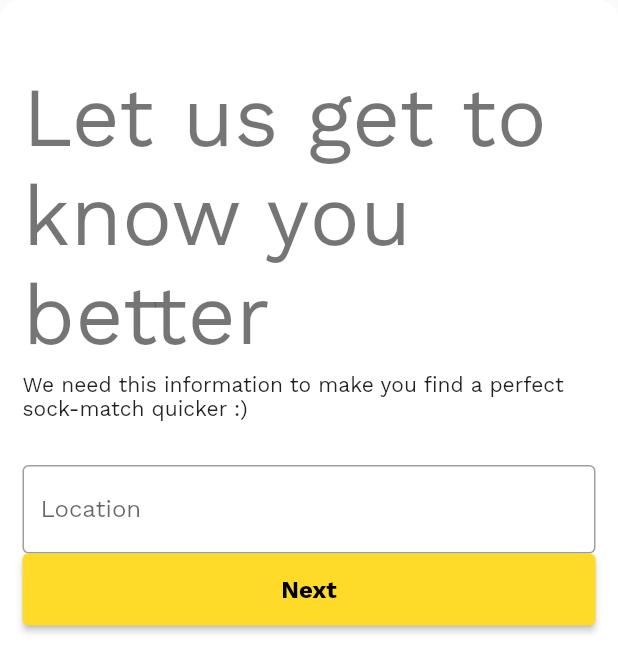
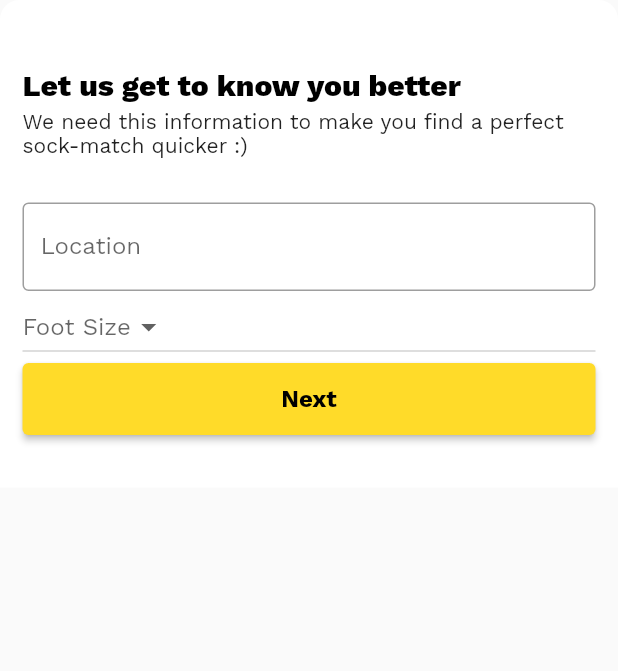
Before and after one commit to ANDREYDEN/nosock, a Flutter app: the GetToKnowPopup widget shown alone on an empty page, opened directly, on a phone screen of 412 x 824 dp. Shown: the top 671 px of the screen. Run offline on Flutter 3.47's test engine with Material 2 defaults, Android fonts, the phone set to English and light mode, and no system bars; our stand-ins replace cloud_firestore, firebase_auth, firebase_core, flutter_svg, google_sign_in; accounts and stored records are empty.

Commit message:
Add dropdown to the get_to_know_popup

```diff
--- a/lib/get_to_know_popup.dart
+++ b/lib/get_to_know_popup.dart
@@ -8,6 +8,9 @@ class GetToKnowPopup extends StatefulWidget {
 }
 
 class _GetToKnowPopupState extends State<GetToKnowPopup> {
+  final List<String> sockSizes = ['4-6', '7-8', '9-11'];
+  String? selectedSockSize;
+
   @override
   Widget build(BuildContext context) {
     return Container(
@@ -28,7 +31,7 @@ class _GetToKnowPopupState extends State<GetToKnowPopup> {
               alignment: Alignment.centerLeft,
               child: Text(
                 'Let us get to know you better',
-                style: Theme.of(context).textTheme.headline2,
+                style: Theme.of(context).textTheme.headline3,
               ),
             ),
             SizedBox(height: 5),
@@ -42,6 +45,21 @@ class _GetToKnowPopupState extends State<GetToKnowPopup> {
                 labelText: 'Location',
               ),
             ),
+            DropdownButton<String>(
+              hint: Text('Foot Size'),
+              value: selectedSockSize,
+              items: sockSizes.map<DropdownMenuItem<String>>((String value) {
+                return DropdownMenuItem<String>(
+                  value: value,
+                  child: Text(value),
+                );
+              }).toList(),
+              onChanged: (String? newValue) {
+                setState(() {
+                  selectedSockSize = newValue!;
+                });
+              },
+            ),
             ElevatedButton(
               child: const Text('Next'),
               onPressed: () {},
```
